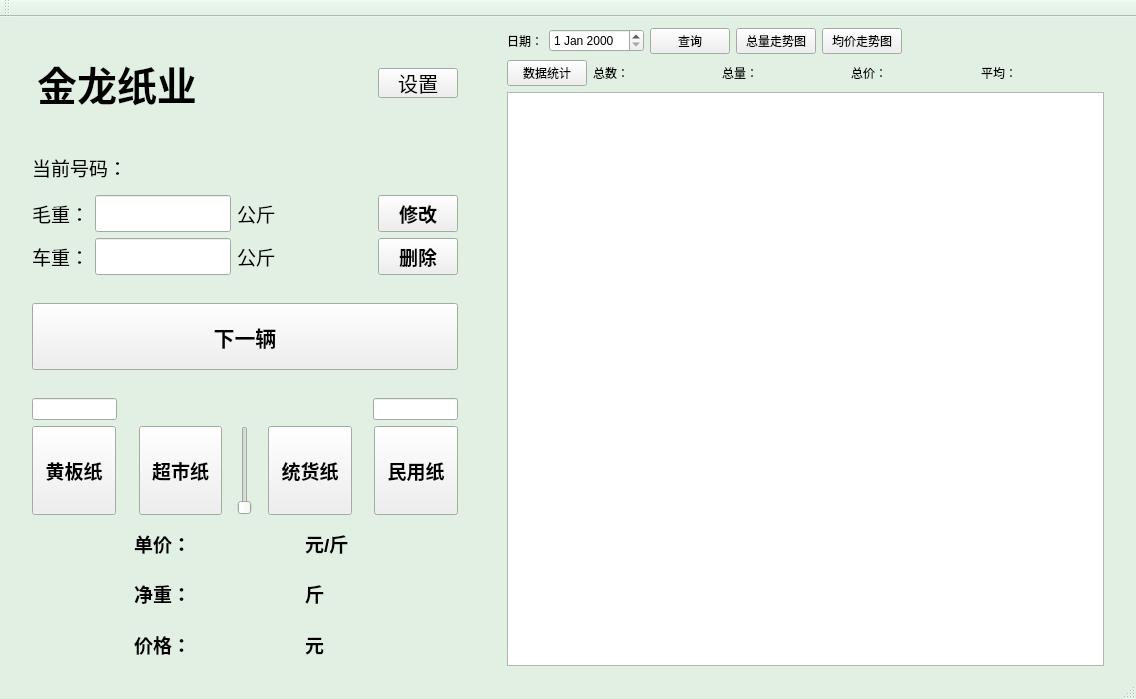
Old version of the form wasterecycle.ui in the repository ljhuan/WasteRecycle.
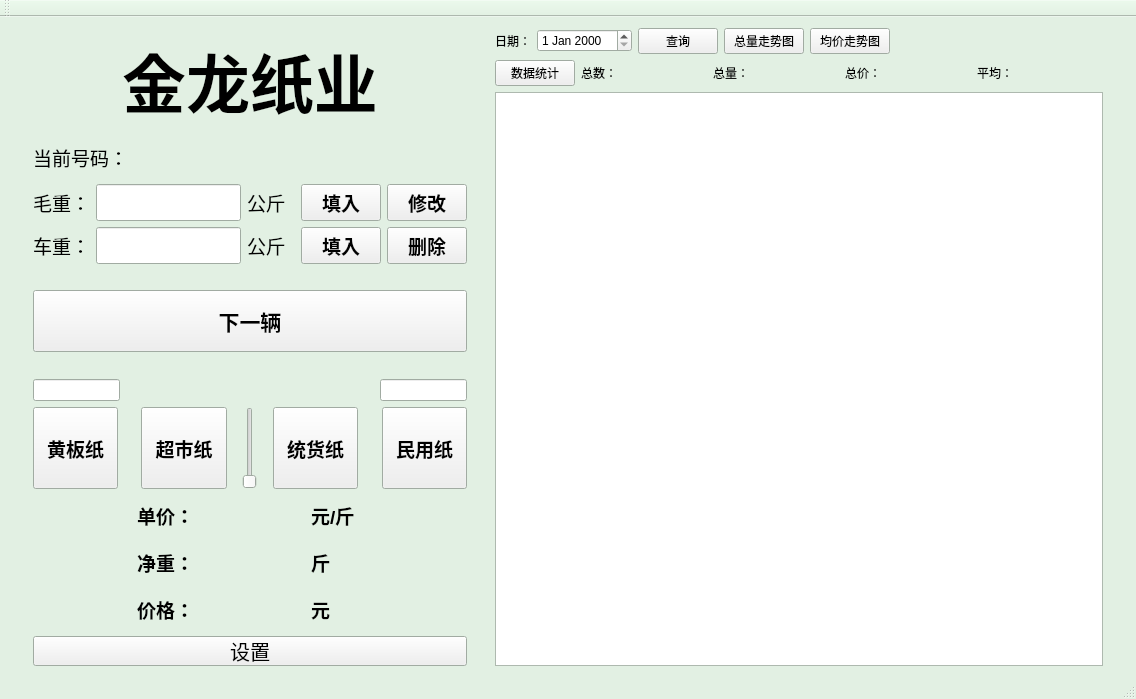
New version of the form.

What changed in the file:
```diff
--- a/wasterecycle.ui
+++ b/wasterecycle.ui
@@ -90,7 +90,7 @@
    <string notr="true"/>
   </property>
   <widget class="QWidget" name="centralWidget">
-   <layout class="QHBoxLayout" name="horizontalLayout_12" stretch="1,20,2,28,1">
+   <layout class="QHBoxLayout" name="horizontalLayout_12" stretch="1,20,1,28,1">
     <item>
      <spacer name="horizontalSpacer_15">
       <property name="orientation">
@@ -105,7 +105,7 @@
      </spacer>
     </item>
     <item>
-     <layout class="QVBoxLayout" name="verticalLayout" stretch="5,2,2,2,1,3,1,2,4,2,2,2">
+     <layout class="QVBoxLayout" name="verticalLayout" stretch="5,2,2,2,1,3,1,2,4,2,2,2,0">
       <item>
        <layout class="QHBoxLayout" name="horizontalLayout_2">
         <item>
@@ -119,7 +119,7 @@
           <property name="font">
            <font>
             <family>Arial</family>
-            <pointsize>30</pointsize>
+            <pointsize>48</pointsize>
             <weight>75</weight>
             <italic>false</italic>
             <bold>true</bold>
@@ -133,54 +133,10 @@
           </property>
          </widget>
         </item>
-        <item>
-         <spacer name="horizontalSpacer">
-          <property name="orientation">
-           <enum>Qt::Horizontal</enum>
-          </property>
-          <property name="sizeHint" stdset="0">
-           <size>
-            <width>40</width>
-            <height>20</height>
-           </size>
-          </property>
-         </spacer>
-        </item>
-        <item>
-         <widget class="QPushButton" name="btn_PriceSet">
-          <property name="sizePolicy">
-           <sizepolicy hsizetype="Maximum" vsizetype="Fixed">
-            <horstretch>0</horstretch>
-            <verstretch>0</verstretch>
-           </sizepolicy>
-          </property>
-          <property name="maximumSize">
-           <size>
-            <width>500</width>
-            <height>30</height>
-           </size>
-          </property>
-          <property name="font">
-           <font>
-            <family>Arial</family>
-            <pointsize>15</pointsize>
-           </font>
-          </property>
-          <property name="text">
-           <string>设置</string>
-          </property>
-          <property name="iconSize">
-           <size>
-            <width>16</width>
-            <height>16</height>
-           </size>
-          </property>
-         </widget>
-        </item>
        </layout>
       </item>
       <item>
-       <layout class="QHBoxLayout" name="horizontalLayout_3" stretch="5,5,15">
+       <layout class="QHBoxLayout" name="horizontalLayout_3" stretch="1,1,3">
         <item>
          <widget class="QLabel" name="label_6">
           <property name="font">
@@ -225,7 +181,7 @@
        </layout>
       </item>
       <item>
-       <layout class="QHBoxLayout" name="horizontalLayout_4" stretch="1,3,1,2,1">
+       <layout class="QHBoxLayout" name="horizontalLayout_4" stretch="1,3,1,0,1">
         <item>
          <widget class="QLabel" name="label">
           <property name="sizePolicy">
@@ -313,17 +269,19 @@
          </widget>
         </item>
         <item>
-         <spacer name="horizontalSpacer_2">
-          <property name="orientation">
-           <enum>Qt::Horizontal</enum>
+         <widget class="QPushButton" name="btn_rWrite">
+          <property name="font">
+           <font>
+            <family>Arial</family>
+            <pointsize>14</pointsize>
+            <weight>75</weight>
+            <bold>true</bold>
+           </font>
           </property>
-          <property name="sizeHint" stdset="0">
-           <size>
-            <width>40</width>
-            <height>20</height>
-           </size>
+          <property name="text">
+           <string>填入</string>
           </property>
-         </spacer>
+         </widget>
         </item>
         <item>
          <widget class="QPushButton" name="btn_modify">
@@ -349,7 +307,7 @@
        </layout>
       </item>
       <item>
-       <layout class="QHBoxLayout" name="horizontalLayout_5" stretch="1,3,1,2,1">
+       <layout class="QHBoxLayout" name="horizontalLayout_5" stretch="1,3,1,0,1">
         <item>
          <widget class="QLabel" name="label_2">
           <property name="sizePolicy">
@@ -437,17 +395,19 @@
          </widget>
         </item>
         <item>
-         <spacer name="horizontalSpacer_3">
-          <property name="orientation">
-           <enum>Qt::Horizontal</enum>
+         <widget class="QPushButton" name="btn_vWrite">
+          <property name="font">
+           <font>
+            <family>Arial</family>
+            <pointsize>14</pointsize>
+            <weight>75</weight>
+            <bold>true</bold>
+           </font>
           </property>
-          <property name="sizeHint" stdset="0">
-           <size>
-            <width>40</width>
-            <height>20</height>
-           </size>
+          <property name="text">
+           <string>填入</string>
           </property>
-         </spacer>
+         </widget>
         </item>
         <item>
          <widget class="QPushButton" name="btn_delete">
@@ -973,6 +933,37 @@
         </item>
        </layout>
       </item>
+      <item>
+       <widget class="QPushButton" name="btn_PriceSet">
+        <property name="sizePolicy">
+         <sizepolicy hsizetype="Maximum" vsizetype="Fixed">
+          <horstretch>0</horstretch>
+          <verstretch>0</verstretch>
+         </sizepolicy>
+        </property>
+        <property name="maximumSize">
+         <size>
+          <width>500</width>
+          <height>30</height>
+         </size>
+        </property>
+        <property name="font">
+         <font>
+          <family>Arial</family>
+          <pointsize>15</pointsize>
+         </font>
+        </property>
+        <property name="text">
+         <string>设置</string>
+        </property>
+        <property name="iconSize">
+         <size>
+          <width>16</width>
+          <height>16</height>
+         </size>
+        </property>
+       </widget>
+      </item>
      </layout>
     </item>
     <item>
```
Left out of the diff: 5 changed lines with no effect on the pictures.
